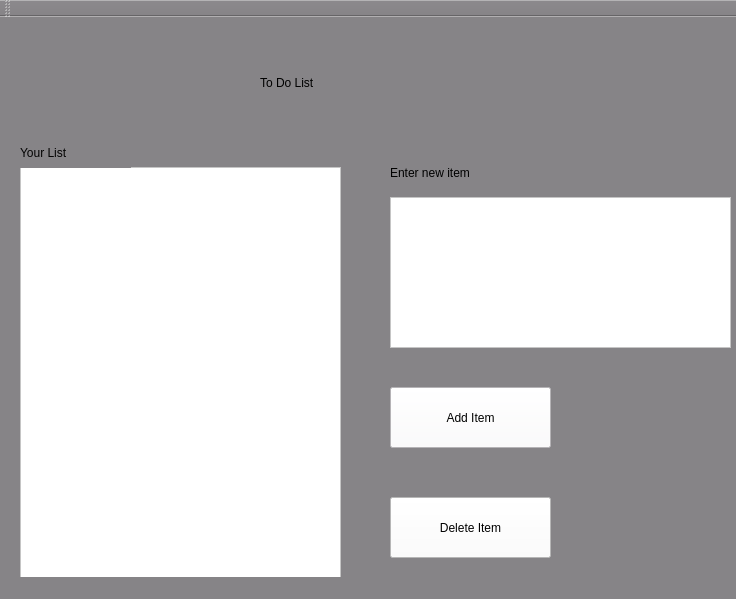
Before: the Qt Designer form widgets/ToDoList/toDoList.ui in miranda0129/Stick2It, drawn with Qt 5.
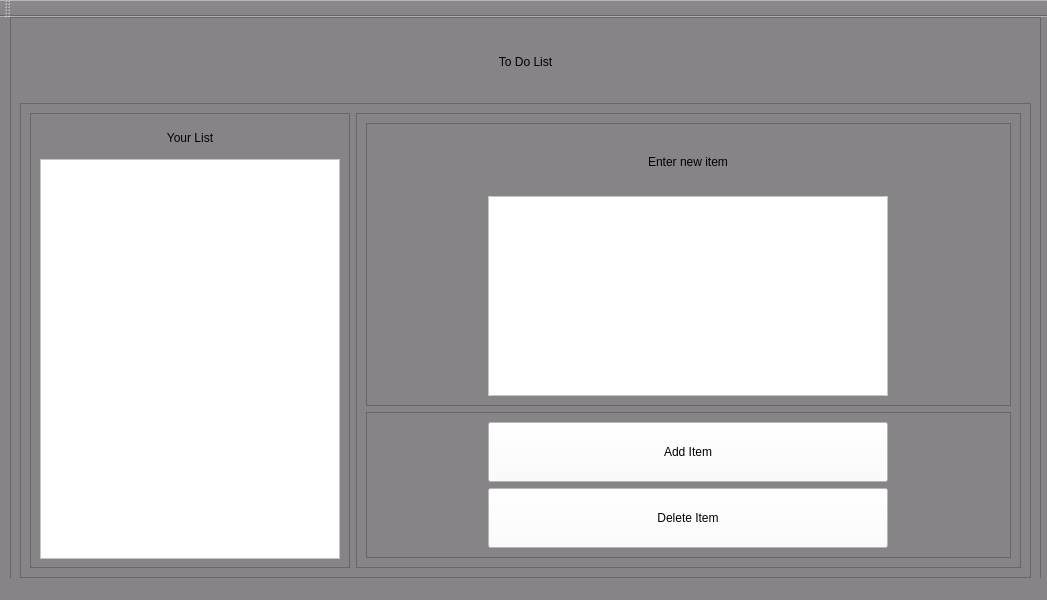
After: the same form once the commit is applied.

```diff
--- a/widgets/ToDoList/toDoList.ui
+++ b/widgets/ToDoList/toDoList.ui
@@ -6,8 +6,8 @@
    <rect>
     <x>0</x>
     <y>0</y>
-    <width>736</width>
-    <height>599</height>
+    <width>1047</width>
+    <height>600</height>
    </rect>
   </property>
   <property name="windowTitle">
@@ -20,119 +20,236 @@
    <string notr="true">background-color: rgb(134, 132, 135)</string>
   </property>
   <widget class="QWidget" name="centralwidget">
-   <widget class="QListView" name="ToDoList">
+   <widget class="QFrame" name="frame_5">
     <property name="geometry">
      <rect>
-      <x>20</x>
-      <y>150</y>
-      <width>321</width>
-      <height>421</height>
+      <x>10</x>
+      <y>0</y>
+      <width>1031</width>
+      <height>571</height>
      </rect>
     </property>
-    <property name="styleSheet">
-     <string notr="true">background-color: rgb(255, 255, 255)</string>
+    <property name="frameShape">
+     <enum>QFrame::StyledPanel</enum>
     </property>
-   </widget>
-   <widget class="QTextEdit" name="textEdit">
-    <property name="geometry">
-     <rect>
-      <x>390</x>
-      <y>180</y>
-      <width>341</width>
-      <height>151</height>
-     </rect>
+    <property name="frameShadow">
+     <enum>QFrame::Raised</enum>
     </property>
-    <property name="styleSheet">
-     <string notr="true">background-color: rgb(255, 255, 255)</string>
-    </property>
-   </widget>
-   <widget class="QPushButton" name="addItemButton">
-    <property name="geometry">
-     <rect>
-      <x>390</x>
-      <y>370</y>
-      <width>161</width>
-      <height>61</height>
-     </rect>
-    </property>
-    <property name="styleSheet">
-     <string notr="true">background-color: rgb(253, 250, 255);
-font: italic 20pt &quot;Courier New&quot;;
-color: rgb(0, 0, 0)</string>
-    </property>
-    <property name="text">
-     <string>Add Item</string>
-    </property>
-   </widget>
-   <widget class="QPushButton" name="deleteItemButton">
-    <property name="geometry">
-     <rect>
-      <x>390</x>
-      <y>480</y>
-      <width>161</width>
-      <height>61</height>
-     </rect>
-    </property>
-    <property name="styleSheet">
-     <string notr="true">background-color: rgb(255, 255, 255);
-font: italic 20pt &quot;Courier New&quot;;
-color: rgb(0, 0, 0)</string>
-    </property>
-    <property name="text">
-     <string>Delete Item</string>
-    </property>
-   </widget>
-   <widget class="QLabel" name="label">
-    <property name="geometry">
-     <rect>
-      <x>20</x>
-      <y>120</y>
-      <width>111</width>
-      <height>31</height>
-     </rect>
-    </property>
-    <property name="styleSheet">
-     <string notr="true">font: italic 20pt &quot;Courier New&quot;;
+    <layout class="QGridLayout" name="gridLayout_5">
+     <item row="0" column="0">
+      <widget class="QLabel" name="label_3">
+       <property name="minimumSize">
+        <size>
+         <width>230</width>
+         <height>70</height>
+        </size>
+       </property>
+       <property name="styleSheet">
+        <string notr="true">font: italic 30pt &quot;Zapfino&quot;;
+color: rgb(0, 0, 0);</string>
+       </property>
+       <property name="text">
+        <string>To Do List</string>
+       </property>
+       <property name="scaledContents">
+        <bool>true</bool>
+       </property>
+       <property name="alignment">
+        <set>Qt::AlignCenter</set>
+       </property>
+      </widget>
+     </item>
+     <item row="1" column="0">
+      <widget class="QFrame" name="frame_6">
+       <property name="frameShape">
+        <enum>QFrame::StyledPanel</enum>
+       </property>
+       <property name="frameShadow">
+        <enum>QFrame::Raised</enum>
+       </property>
+       <layout class="QFormLayout" name="formLayout">
+        <item row="0" column="0">
+         <widget class="QFrame" name="frame_3">
+          <property name="frameShape">
+           <enum>QFrame::StyledPanel</enum>
+          </property>
+          <property name="frameShadow">
+           <enum>QFrame::Raised</enum>
+          </property>
+          <layout class="QGridLayout" name="gridLayout_3">
+           <item row="2" column="0">
+            <widget class="QListView" name="ToDoList">
+             <property name="minimumSize">
+              <size>
+               <width>300</width>
+               <height>400</height>
+              </size>
+             </property>
+             <property name="styleSheet">
+              <string notr="true">background-color: rgb(255, 255, 255)</string>
+             </property>
+            </widget>
+           </item>
+           <item row="1" column="0">
+            <widget class="QLabel" name="label">
+             <property name="minimumSize">
+              <size>
+               <width>160</width>
+               <height>30</height>
+              </size>
+             </property>
+             <property name="maximumSize">
+              <size>
+               <width>300</width>
+               <height>80</height>
+              </size>
+             </property>
+             <property name="styleSheet">
+              <string notr="true">font: italic 20pt &quot;Courier New&quot;;
 color: rgb(3, 3, 3)
 </string>
-    </property>
-    <property name="text">
-     <string>Your List</string>
-    </property>
-   </widget>
-   <widget class="QLabel" name="label_2">
-    <property name="geometry">
-     <rect>
-      <x>390</x>
-      <y>140</y>
-      <width>181</width>
-      <height>31</height>
-     </rect>
-    </property>
-    <property name="styleSheet">
-     <string notr="true">font: italic 20pt &quot;Courier New&quot;;
+             </property>
+             <property name="text">
+              <string>Your List</string>
+             </property>
+             <property name="scaledContents">
+              <bool>true</bool>
+             </property>
+             <property name="alignment">
+              <set>Qt::AlignCenter</set>
+             </property>
+            </widget>
+           </item>
+          </layout>
+         </widget>
+        </item>
+        <item row="0" column="1">
+         <widget class="QFrame" name="frame_4">
+          <property name="frameShape">
+           <enum>QFrame::StyledPanel</enum>
+          </property>
+          <property name="frameShadow">
+           <enum>QFrame::Raised</enum>
+          </property>
+          <layout class="QGridLayout" name="gridLayout_4">
+           <item row="1" column="0" rowspan="2" colspan="2">
+            <widget class="QFrame" name="frame_2">
+             <property name="frameShape">
+              <enum>QFrame::StyledPanel</enum>
+             </property>
+             <property name="frameShadow">
+              <enum>QFrame::Raised</enum>
+             </property>
+             <layout class="QGridLayout" name="gridLayout_2">
+              <item row="2" column="0">
+               <widget class="QTextEdit" name="textEdit">
+                <property name="minimumSize">
+                 <size>
+                  <width>300</width>
+                  <height>150</height>
+                 </size>
+                </property>
+                <property name="maximumSize">
+                 <size>
+                  <width>400</width>
+                  <height>200</height>
+                 </size>
+                </property>
+                <property name="styleSheet">
+                 <string notr="true">background-color: rgb(255, 255, 255)</string>
+                </property>
+               </widget>
+              </item>
+              <item row="0" column="0">
+               <widget class="QLabel" name="label_2">
+                <property name="minimumSize">
+                 <size>
+                  <width>250</width>
+                  <height>30</height>
+                 </size>
+                </property>
+                <property name="styleSheet">
+                 <string notr="true">font: italic 20pt &quot;Courier New&quot;;
 color: rgb(0, 0, 0)</string>
-    </property>
-    <property name="text">
-     <string>Enter new item</string>
-    </property>
-   </widget>
-   <widget class="QLabel" name="label_3">
-    <property name="geometry">
-     <rect>
-      <x>260</x>
-      <y>30</y>
-      <width>231</width>
-      <height>71</height>
-     </rect>
-    </property>
-    <property name="styleSheet">
-     <string notr="true">font: italic 30pt &quot;Zapfino&quot;;
-color: rgb(0, 0, 0);</string>
-    </property>
-    <property name="text">
-     <string>To Do List</string>
-    </property>
+                </property>
+                <property name="text">
+                 <string>Enter new item</string>
+                </property>
+                <property name="alignment">
+                 <set>Qt::AlignCenter</set>
+                </property>
+               </widget>
+              </item>
+             </layout>
+            </widget>
+           </item>
+           <item row="3" column="0" colspan="2">
+            <widget class="QFrame" name="frame">
+             <property name="frameShape">
+              <enum>QFrame::StyledPanel</enum>
+             </property>
+             <property name="frameShadow">
+              <enum>QFrame::Raised</enum>
+             </property>
+             <layout class="QGridLayout" name="gridLayout">
+              <item row="0" column="0">
+               <widget class="QPushButton" name="addItemButton">
+                <property name="minimumSize">
+                 <size>
+                  <width>200</width>
+                  <height>60</height>
+                 </size>
+                </property>
+                <property name="maximumSize">
+                 <size>
+                  <width>400</width>
+                  <height>100</height>
+                 </size>
+                </property>
+                <property name="styleSheet">
+                 <string notr="true">background-color: rgb(253, 250, 255);
+font: italic 20pt &quot;Courier New&quot;;
+color: rgb(0, 0, 0)</string>
+                </property>
+                <property name="text">
+                 <string>Add Item</string>
+                </property>
+               </widget>
+              </item>
+              <item row="1" column="0">
+               <widget class="QPushButton" name="deleteItemButton">
+                <property name="minimumSize">
+                 <size>
+                  <width>200</width>
+                  <height>60</height>
+                 </size>
+                </property>
+                <property name="maximumSize">
+                 <size>
+                  <width>400</width>
+                  <height>100</height>
+                 </size>
+                </property>
+                <property name="styleSheet">
+                 <string notr="true">background-color: rgb(255, 255, 255);
+font: italic 20pt &quot;Courier New&quot;;
+color: rgb(0, 0, 0)</string>
+                </property>
+                <property name="text">
+                 <string>Delete Item</string>
+                </property>
+               </widget>
+              </item>
+             </layout>
+            </widget>
+           </item>
+          </layout>
+         </widget>
+        </item>
+       </layout>
+      </widget>
+     </item>
+    </layout>
    </widget>
   </widget>
   <widget class="QStatusBar" name="statusbar"/>
```
